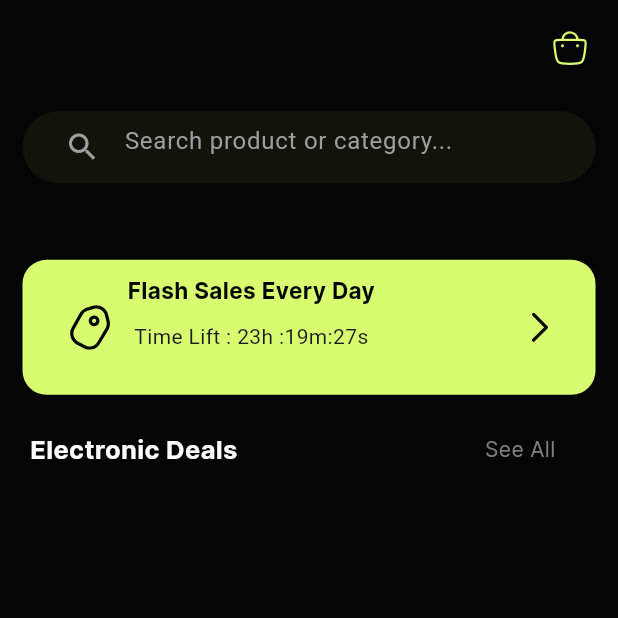
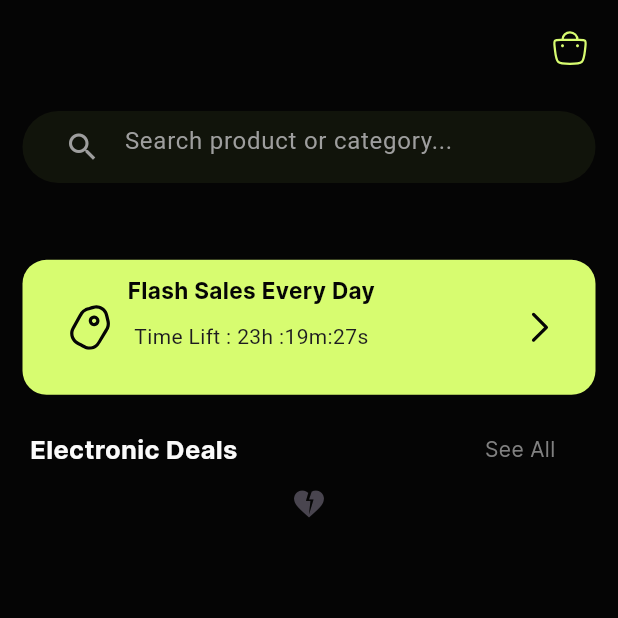
Before and after one commit to ahmdZhran/e-commerce, a Flutter app: the HomeView screen opened by its route, on a phone screen of 412 x 824 dp, the top half of it. Run offline on Flutter 3.47's test engine with Material 3 defaults, Android fonts, the phone set to English and light mode, and no system bars; our stand-ins replace dio, flutter_bloc, flutter_svg, fluttertoast, get_it, go_router and 4 more; accounts and stored records are empty.

```diff
--- a/lib/core/utls/app_assets.dart
+++ b/lib/core/utls/app_assets.dart
@@ -34,4 +34,5 @@ class AppAssets {
   static const String search = "assets/images/search.svg";
   static const String tap = "assets/images/Tag.svg";
   static const String arrow = "assets/images/arrow.svg";
+  static const String heart = "assets/images/heart.svg";
 }
--- a/lib/features/home/presentation/view/home_view.dart
+++ b/lib/features/home/presentation/view/home_view.dart
@@ -42,9 +42,25 @@ class HomeView extends StatelessWidget {
                 ],
               ),
             ),
+            const SliverToBoxAdapter(
+              child: ProductItem(),
+            )
           ],
         ),
       ),
     );
   }
 }
+
+class ProductItem extends StatelessWidget {
+  const ProductItem({super.key});
+
+  @override
+  Widget build(BuildContext context) {
+    return Column(
+      children: [
+        IconButton(onPressed: () {}, icon: const Icon(Icons.heart_broken))
+      ],
+    );
+  }
+}
```
Also changed, not shown: assets/images/heart.svg (added).
